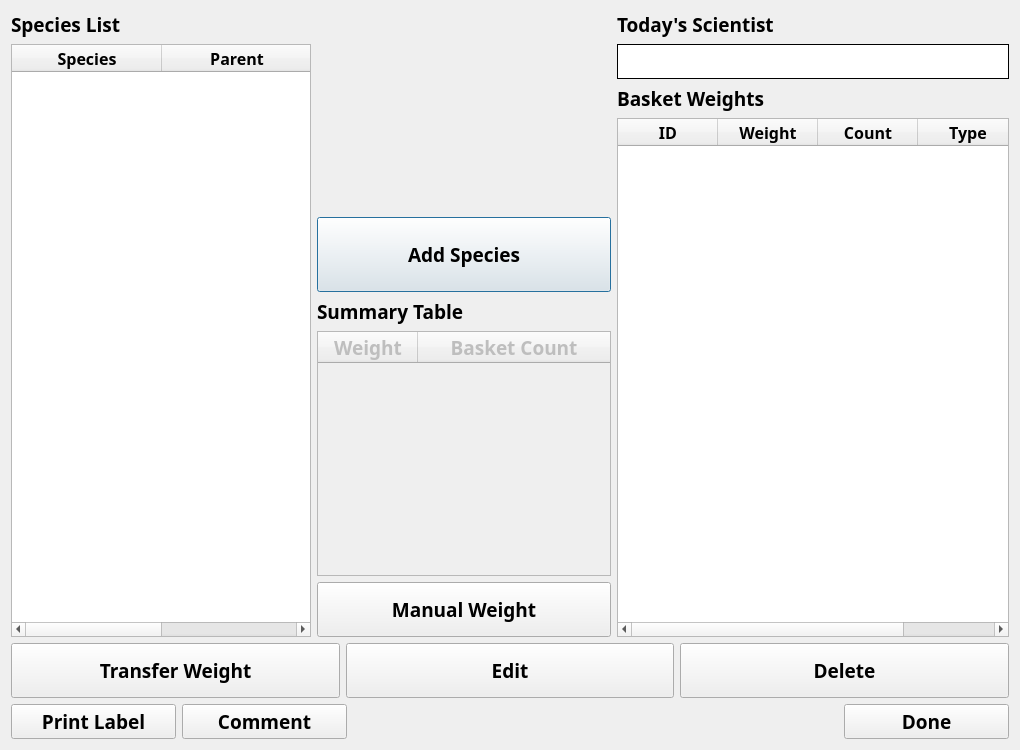
aliciabillings-noaa/CLAMS, file ui/CLAMSCatch.ui: the form before one commit.
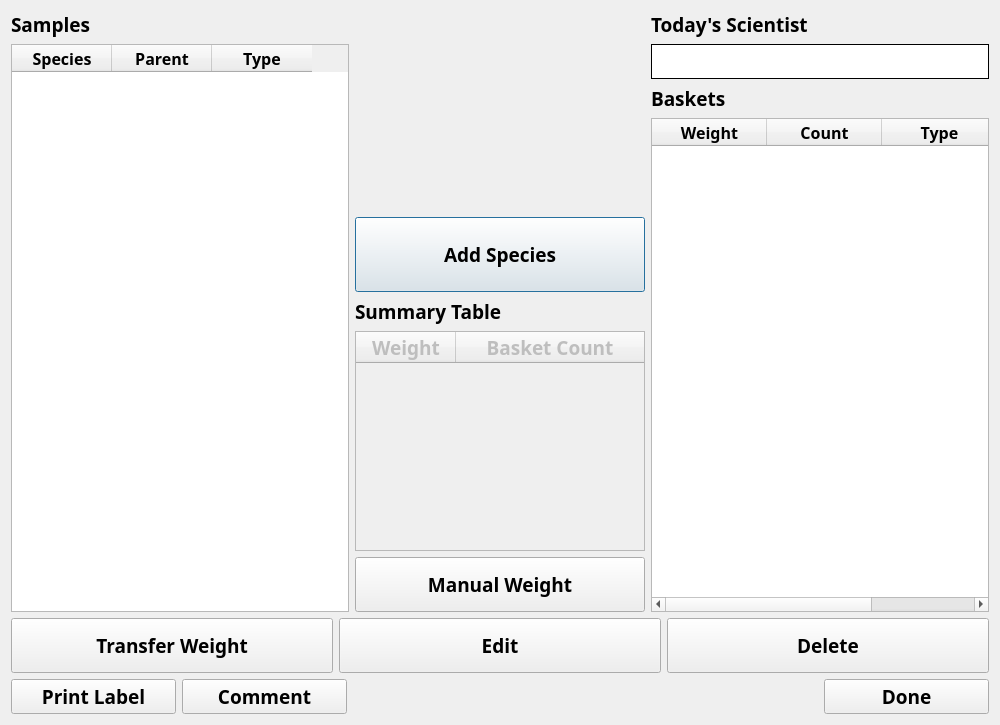
The form after the commit.

Commit message:
Finished catch, need o test - bug fix in main
Finished catch but need to convert addCatchSpcDlg.  Minor updates to main to fix bug with AllowEventChangeWhileProcessing application configuration param.

```diff
--- a/ui/CLAMSCatch.ui
+++ b/ui/CLAMSCatch.ui
@@ -9,8 +9,8 @@
    <rect>
     <x>0</x>
     <y>0</y>
-    <width>1020</width>
-    <height>750</height>
+    <width>1000</width>
+    <height>725</height>
    </rect>
   </property>
   <property name="minimumSize">
@@ -24,7 +24,7 @@
   </property>
   <layout class="QVBoxLayout" name="verticalLayout_4">
    <item>
-    <layout class="QHBoxLayout" name="horizontalLayout_2" stretch="30,30,40">
+    <layout class="QHBoxLayout" name="horizontalLayout_2" stretch="35,30,35">
      <item>
       <layout class="QVBoxLayout" name="verticalLayout_3">
        <item>
@@ -37,7 +37,7 @@
           </font>
          </property>
          <property name="text">
-          <string>Species List</string>
+          <string>Samples</string>
          </property>
         </widget>
        </item>
@@ -63,13 +63,13 @@
           <enum>QAbstractItemView::SelectRows</enum>
          </property>
          <attribute name="horizontalHeaderMinimumSectionSize">
-          <number>100</number>
+          <number>75</number>
          </attribute>
          <attribute name="horizontalHeaderDefaultSectionSize">
-          <number>150</number>
+          <number>100</number>
          </attribute>
          <attribute name="horizontalHeaderStretchLastSection">
-          <bool>true</bool>
+          <bool>false</bool>
          </attribute>
          <attribute name="verticalHeaderMinimumSectionSize">
           <number>50</number>
@@ -87,6 +87,11 @@
            <string>Parent</string>
           </property>
          </column>
+         <column>
+          <property name="text">
+           <string>Type</string>
+          </property>
+         </column>
         </widget>
        </item>
       </layout>
@@ -274,7 +279,7 @@
           </font>
          </property>
          <property name="text">
-          <string>Basket Weights</string>
+          <string>Baskets</string>
          </property>
         </widget>
        </item>
@@ -303,16 +308,17 @@
           <bool>true</bool>
          </property>
          <attribute name="horizontalHeaderMinimumSectionSize">
-          <number>1</number>
+          <number>100</number>
+         </attribute>
+         <attribute name="horizontalHeaderDefaultSectionSize">
+          <number>115</number>
          </attribute>
          <attribute name="horizontalHeaderShowSortIndicator" stdset="0">
           <bool>false</bool>
          </attribute>
-         <column>
-          <property name="text">
-           <string>ID</string>
-          </property>
-         </column>
+         <attribute name="horizontalHeaderStretchLastSection">
+          <bool>false</bool>
+         </attribute>
          <column>
           <property name="text">
            <string>Weight</string>
```
The commit also changes 10 other files.
